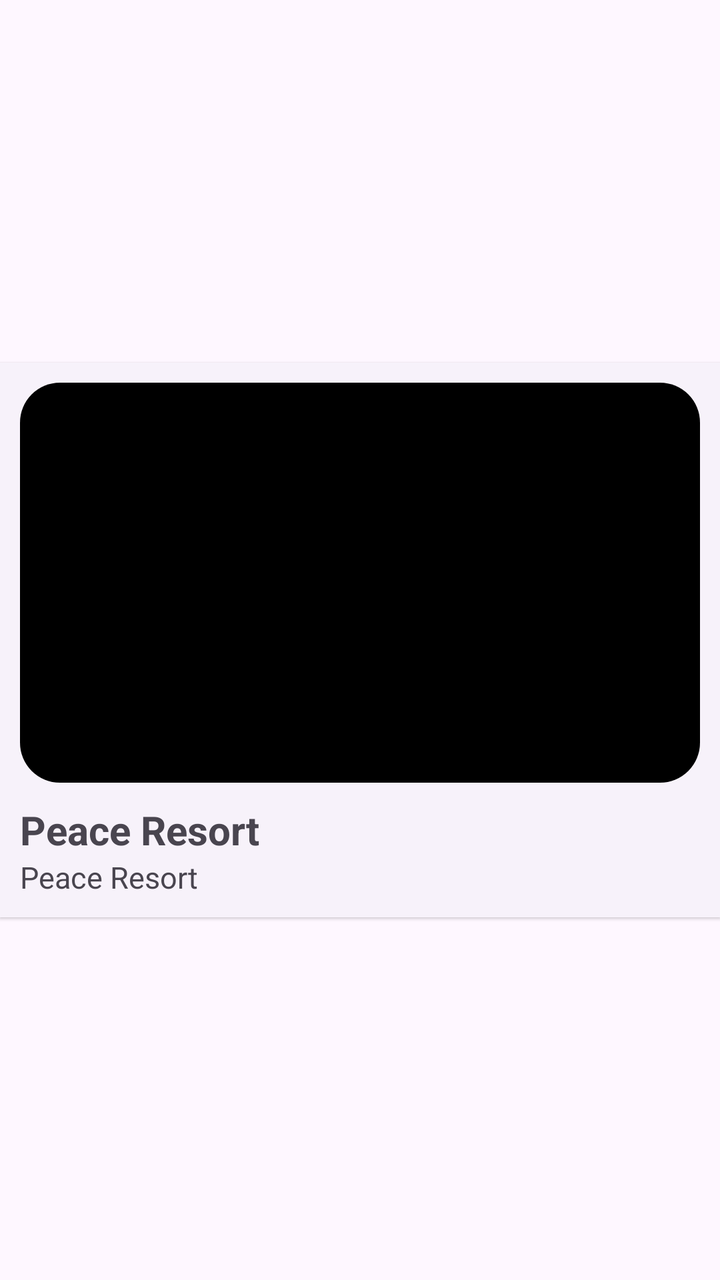
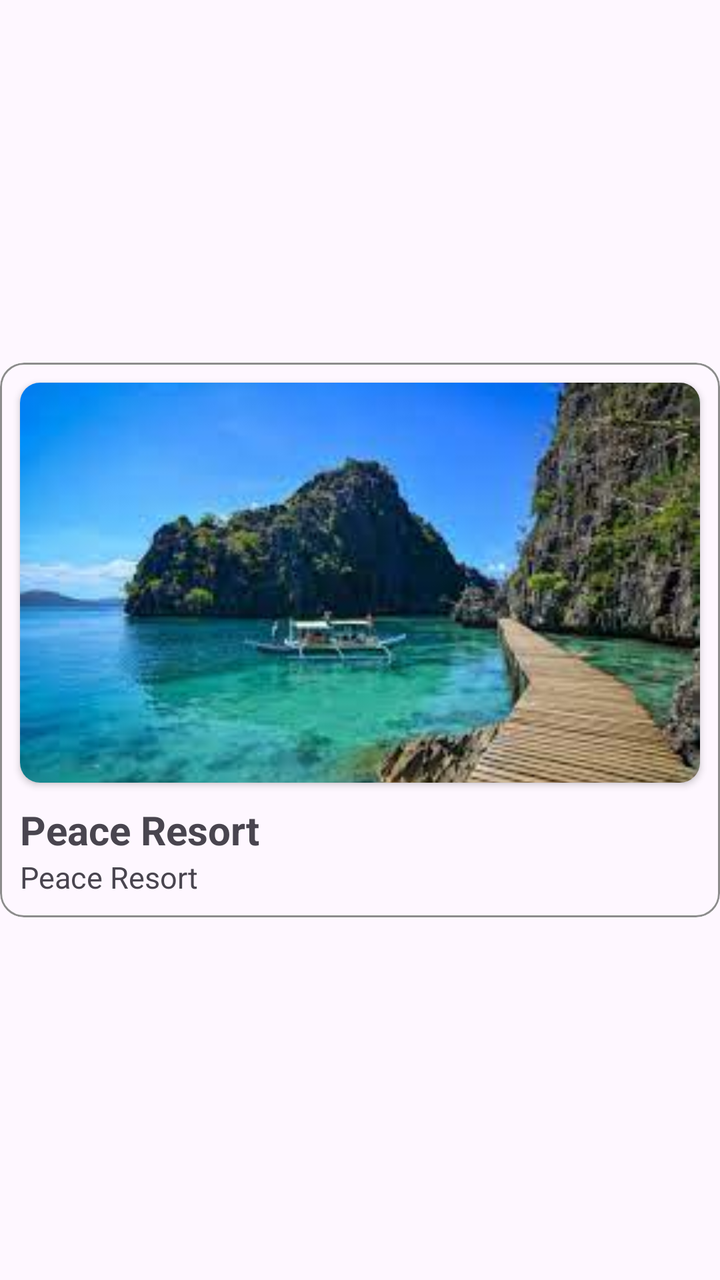

Compare the two renders of this Android layout. The source of the first and the diff that turns it into the second are given below.
<!-- AndroidManifest.xml: application theme Theme.RmmcTourism -->
<!-- res/layout/rv_spot_row.xml -->
<?xml version="1.0" encoding="utf-8"?>
<androidx.constraintlayout.widget.ConstraintLayout xmlns:android="http://schemas.android.com/apk/res/android"
    xmlns:app="http://schemas.android.com/apk/res-auto"
    android:layout_width="match_parent"
    android:layout_height="wrap_content"
    android:layout_marginTop="10dp"
    android:layout_marginBottom="10dp">


    <androidx.cardview.widget.CardView
        style="@style/Widget.Material3.CardView.Elevated"
        android:background="@color/white"
        android:layout_width="match_parent"
        android:layout_height="wrap_content"
        app:layout_constraintBottom_toBottomOf="parent"
        app:layout_constraintEnd_toEndOf="parent"
        app:layout_constraintStart_toStartOf="parent"
        app:layout_constraintTop_toTopOf="parent">

        <androidx.constraintlayout.widget.ConstraintLayout
            android:layout_width="match_parent"
            android:layout_height="match_parent">

            <ImageView
                android:id="@+id/img_tourist_spot"
                android:layout_width="match_parent"
                android:layout_height="200dp"
                android:layout_marginStart="10dp"
                android:layout_marginTop="10dp"
                android:layout_marginEnd="10dp"
                android:background="@drawable/image_border"
                android:outlineProvider="none"
                app:layout_constraintEnd_toEndOf="parent"
                app:layout_constraintStart_toStartOf="parent"
                app:layout_constraintTop_toTopOf="parent" />

            <TextView
                android:id="@+id/tv_tourist_spot_name"
                android:layout_width="wrap_content"
                android:layout_height="wrap_content"
                android:layout_marginStart="10dp"
                android:layout_marginTop="10dp"
                android:text="Peace Resort"
                android:textSize="20sp"
                android:textStyle="bold"
                app:layout_constraintStart_toStartOf="parent"
                app:layout_constraintTop_toBottomOf="@+id/img_tourist_spot" />

            <TextView
                android:id="@+id/tv_description"
                android:layout_width="match_parent"
                android:layout_height="wrap_content"
                android:layout_marginStart="10dp"
                android:layout_marginEnd="10dp"
                android:layout_marginBottom="10dp"
                android:text="Peace Resort"
                android:textSize="15sp"
                app:layout_constraintBottom_toBottomOf="parent"
                app:layout_constraintEnd_toEndOf="parent"
                app:layout_constraintStart_toStartOf="parent"
                app:layout_constraintTop_toBottomOf="@+id/tv_tourist_spot_name" />


        </androidx.constraintlayout.widget.ConstraintLayout>

    </androidx.cardview.widget.CardView>

</androidx.constraintlayout.widget.ConstraintLayout>
<!-- resources referenced by this layout -->
<resources>
  <color name="white">#FFFFFFFF</color>
  <!-- drawable image_border (drawable) -->
  <?xml version="1.0" encoding="utf-8"?>
  <shape xmlns:android="http://schemas.android.com/apk/res/android">
      <corners android:radius="20dp"/>
      <solid android:color="@color/black"/>
  </shape>
  <style name="Theme.RmmcTourism" parent="Base.Theme.RmmcTourism" />
  <color name="black">#FF000000</color>
  <style name="Base.Theme.RmmcTourism" parent="Theme.Material3.DayNight.NoActionBar">
          
          
      </style>
</resources>

<!-- the commit's change to res/layout/rv_spot_row.xml (unified diff, before → after) -->
@@ -7,8 +7,11 @@
     android:layout_marginBottom="10dp">
 
 
-    <androidx.cardview.widget.CardView
-        style="@style/Widget.Material3.CardView.Elevated"
+    <com.google.android.material.card.MaterialCardView
+        android:id="@+id/cv_tourist_spot"
+        style="@style/Widget.Material3.CardView.Outlined"
+        android:elevation="0dp"
+        app:strokeColor="#8C8C8C"
         android:background="@color/white"
         android:layout_width="match_parent"
         android:layout_height="wrap_content"
@@ -21,18 +24,30 @@
             android:layout_width="match_parent"
             android:layout_height="match_parent">
 
-            <ImageView
-                android:id="@+id/img_tourist_spot"
+
+            <androidx.cardview.widget.CardView
+                android:id="@+id/cv_image"
                 android:layout_width="match_parent"
                 android:layout_height="200dp"
+                app:cardCornerRadius="10dp"
+                app:layout_constraintEnd_toEndOf="parent"
+                app:layout_constraintStart_toStartOf="parent"
+                app:layout_constraintTop_toTopOf="parent"
                 android:layout_marginStart="10dp"
                 android:layout_marginTop="10dp"
-                android:layout_marginEnd="10dp"
-                android:background="@drawable/image_border"
-                android:outlineProvider="none"
-                app:layout_constraintEnd_toEndOf="parent"
-                app:layout_constraintStart_toStartOf="parent"
-                app:layout_constraintTop_toTopOf="parent" />
+                android:layout_marginEnd="10dp">
+
+                <ImageView
+                    android:id="@+id/img_tourist_spot"
+                    android:layout_width="match_parent"
+                    android:layout_height="match_parent"
+                    android:outlineProvider="none"
+                    android:src="@drawable/sample"
+                    android:scaleType="centerCrop"
+                    android:adjustViewBounds="true"
+                    />
+            </androidx.cardview.widget.CardView>
+
 
             <TextView
                 android:id="@+id/tv_tourist_spot_name"
@@ -44,7 +59,7 @@
                 android:textSize="20sp"
                 android:textStyle="bold"
                 app:layout_constraintStart_toStartOf="parent"
-                app:layout_constraintTop_toBottomOf="@+id/img_tourist_spot" />
+                app:layout_constraintTop_toBottomOf="@+id/cv_image" />
 
             <TextView
                 android:id="@+id/tv_description"
@@ -63,6 +78,6 @@
 
         </androidx.constraintlayout.widget.ConstraintLayout>
 
-    </androidx.cardview.widget.CardView>
+    </com.google.android.material.card.MaterialCardView>
 
 </androidx.constraintlayout.widget.ConstraintLayout>
<!-- resource entries referenced after the edit -->
@@ -1,14 +1,8 @@
 <!-- resources referenced by this layout -->
 <resources>
   <color name="white">#FFFFFFFF</color>
-  <!-- drawable image_border (drawable) -->
-  <?xml version="1.0" encoding="utf-8"?>
-  <shape xmlns:android="http://schemas.android.com/apk/res/android">
-      <corners android:radius="20dp"/>
-      <solid android:color="@color/black"/>
-  </shape>
+  <!-- drawable sample: jpeg bitmap (drawable, 9227 bytes) -->
   <style name="Theme.RmmcTourism" parent="Base.Theme.RmmcTourism" />
-  <color name="black">#FF000000</color>
   <style name="Base.Theme.RmmcTourism" parent="Theme.Material3.DayNight.NoActionBar">
           
           
